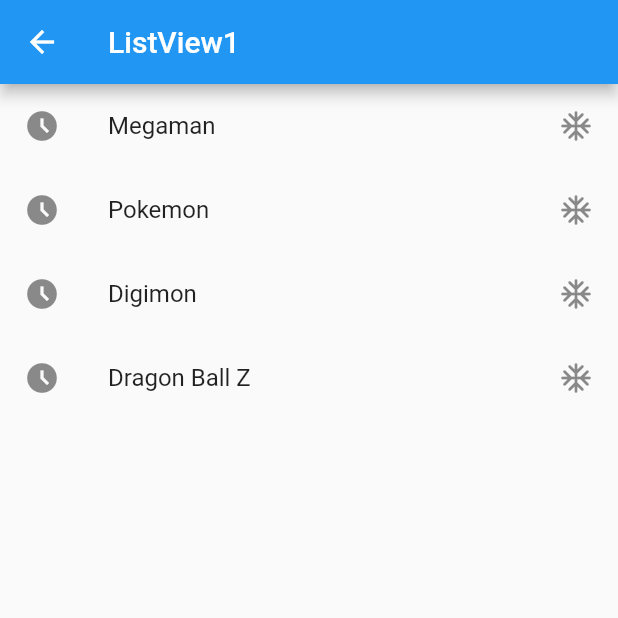
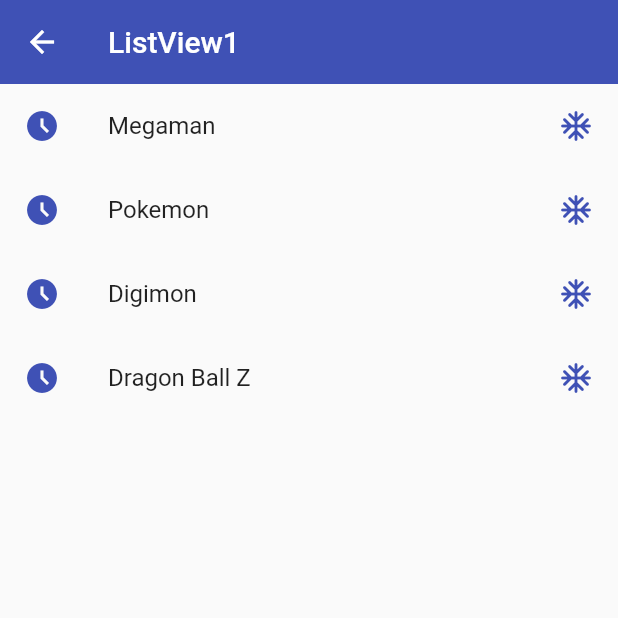
Before and after one commit to eivanphils/flutter-components, a Flutter app: the ListViewScreen screen opened by its route, on a phone screen of 412 x 824 dp, the top half of it. Run offline on Flutter 3.47's test engine with Material 2 defaults, Android fonts, the phone set to English and light mode, and no system bars.

Commit message:
Agregado tema personalizado light & dark

```diff
--- a/lib/main.dart
+++ b/lib/main.dart
@@ -1,6 +1,7 @@
 import 'package:flutter/material.dart';
 
 import 'package:flutter_components/router/app_routes.dart';
+import 'package:flutter_components/theme/app_theme.dart';
 
 
 void main() => runApp(const MyApp());
@@ -15,7 +16,8 @@ class MyApp extends StatelessWidget {
       title: 'Material App',
       initialRoute: AppRoutes.initialRoute,
       routes: AppRoutes.getAppRoutes(),
-      onGenerateRoute: AppRoutes.onGenerateRoute
+      onGenerateRoute: AppRoutes.onGenerateRoute,
+      theme: AppTheme.lightTheme
     );
   }
 }
--- a/lib/screens/home_screen.dart
+++ b/lib/screens/home_screen.dart
@@ -1,6 +1,7 @@
 import 'package:flutter/material.dart';
 
 import 'package:flutter_components/router/app_routes.dart';
+import 'package:flutter_components/theme/app_theme.dart';
 
 class HomeScreen extends StatelessWidget {
   const HomeScreen({Key? key}) : super(key: key);
@@ -15,7 +16,7 @@ class HomeScreen extends StatelessWidget {
         ),
         body: ListView.separated(
             itemBuilder: (context, index) => ListTile(
-                  leading: Icon(menuOptions[index].icon),
+                  leading: Icon(menuOptions[index].icon, color: AppTheme.primaryColor,),
                   title: Text(menuOptions[index].name),
                   onTap: () {
                     // Armando la ruta completa
--- a/lib/screens/listview1_screen.dart
+++ b/lib/screens/listview1_screen.dart
@@ -1,4 +1,5 @@
 import 'package:flutter/material.dart';
+import 'package:flutter_components/theme/app_theme.dart';
 
 class ListViewScreen extends StatelessWidget {
   final options = const ['Megaman', 'Pokemon', 'Digimon', 'Dragon Ball Z'];
@@ -15,9 +16,9 @@ class ListViewScreen extends StatelessWidget {
           children: [
             ...options.map(
               (option) => ListTile(
-                leading: const Icon(Icons.access_time_filled),
+                leading: const Icon(Icons.access_time_filled, color: AppTheme.primaryColor,),
                 title: Text(option),
-                trailing: const Icon(Icons.ac_unit_rounded),
+                trailing: const Icon(Icons.ac_unit_rounded, color: AppTheme.primaryColor),
               )
             ).toList()
           ],
--- /dev/null
+++ b/lib/theme/app_theme.dart
@@ -0,0 +1,29 @@
+import 'package:flutter/material.dart';
+
+class AppTheme {
+  static const primaryColor = Colors.indigo;
+
+  static ThemeData lightTheme = ThemeData.light().copyWith(
+    // Primary Color
+    primaryColor: primaryColor,
+
+    // AppBar Theme
+    appBarTheme: const AppBarTheme(
+      color: primaryColor,
+      elevation: 0
+    )
+  );
+
+  static ThemeData darkTheme = ThemeData.dark().copyWith(
+    // Primary Color
+    primaryColor: Colors.yellow,
+
+    // AppBar Theme
+    appBarTheme: const AppBarTheme(
+      color: Colors.yellow,
+      elevation: 0
+    ),
+
+    scaffoldBackgroundColor: Colors.black
+  );
+}
```
Also changed, not shown: lib/screens/listview2_screen.dart (+4 -4 lines).
